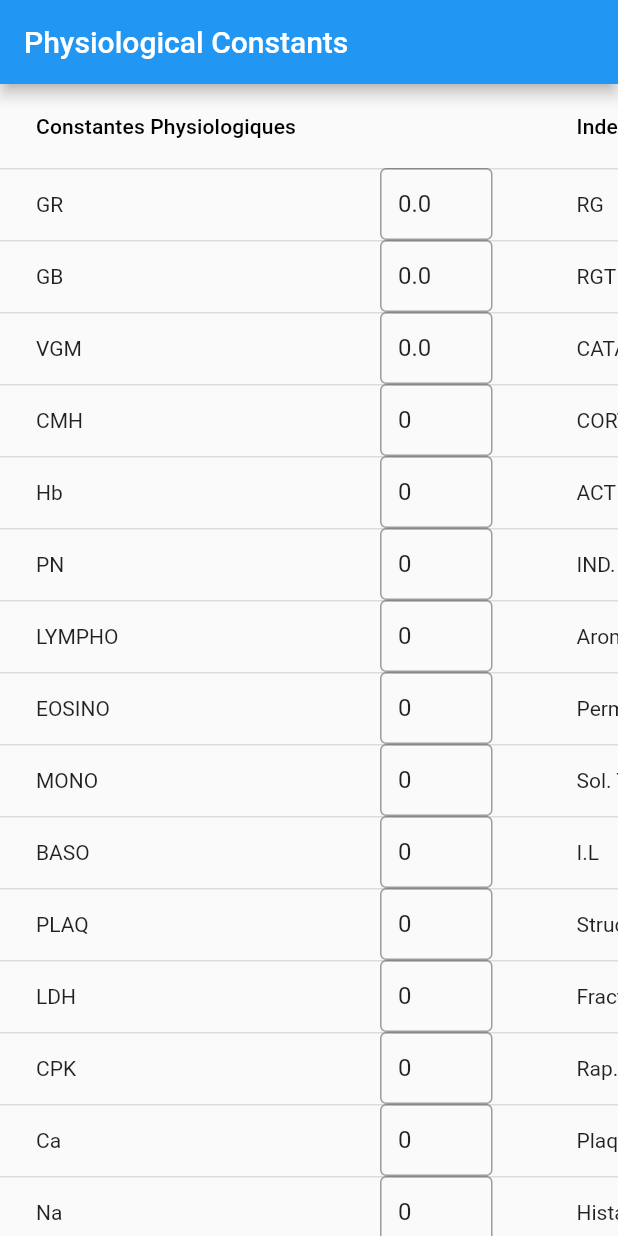
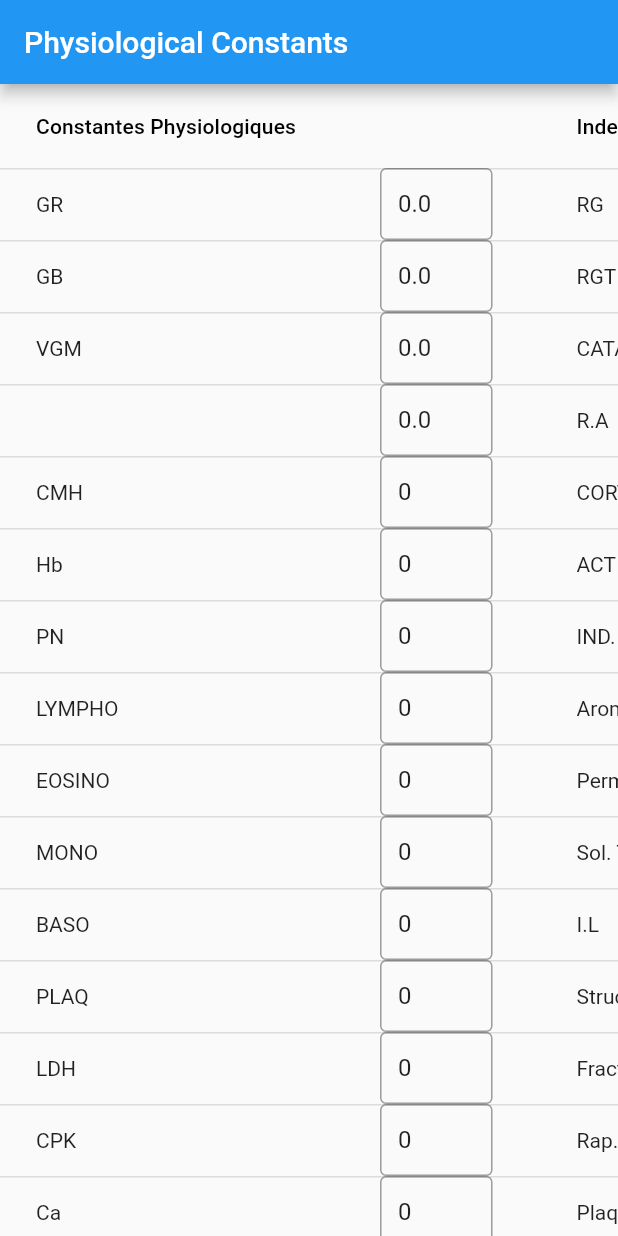
Before and after one commit to aaron47/Pediatre, a Flutter app: the screen it shows after launch, on a phone screen of 412 x 824 dp. Run offline on Flutter 3.47's test engine with Material 2 defaults, Android fonts, the phone set to English and light mode, and no system bars.

Commit message:
fixed formulas + added ISO_SO and RA, need to reorganize columns and make formulas work

```diff
--- a/lib/main.dart
+++ b/lib/main.dart
@@ -258,6 +258,7 @@
   double RG = 0.0;
   double RGT = 0.0;
   double CATA_ANA = 0.0;
+  double RA_VAL = 0.0;
   double CORTISOL = 0.0;
   double ACTIV_SURR = 0.0;
   double IND_SURR = 0.0;
@@ -318,6 +319,8 @@
     double PN = double.parse(pnController.text);
     double LMYPHO = double.parse(lymphoController.text);
     double PLAQ = double.parse(plaqController.text) * 0.001;
+    double RA = double.parse(eosinoController.text) / double.parse(monoController.text);
+    double ISO_OS = double.parse(paIsoOsseuxController.text);
 
     switch (formule) {
       case "GR/GB":
@@ -325,7 +328,7 @@
           RG = GR / GB;
         });
         break;
-      case "PN/LMYPHO":
+      case "PN/LYMPHO":
         setState(() {
           RGT = PN / LMYPHO;
         });
@@ -335,9 +338,14 @@
           CATA_ANA = RGT / RG;
         });
         break;
+      case "Eosino/Mono":
+        setState(() {
+          RA_VAL = RA;
+        });
+        break;
       case "Cata-Ana/RA":
         setState(() {
-          CORTISOL = CATA_ANA / RGT;
+          CORTISOL = CATA_ANA / RA;
         });
         break;
       case "Cata-Ana/RG":
@@ -352,12 +360,12 @@
         break;
       case "RA/RGxRG":
         setState(() {
-          AROMATISATION = RGT / (RG * RG);
+          AROMATISATION = RA / (RG * RG);
         });
         break;
       case "RA/RG":
         setState(() {
-          PERMISSIVITE = RGT / RG;
+          PERMISSIVITE = RA / RG;
         });
         break;
       case "Mono/Lmypho":
@@ -394,7 +402,7 @@
       case "RAxEosinoxPlq/Activ.surr":
         setState(() {
           HISTAMINE =
-              (RGT * double.parse(eosinoController.text) * PLAQ) / ACTIV_SURR;
+              (RA * double.parse(eosinoController.text) * PLAQ) / ACTIV_SURR;
         });
         break;
       case "EosinoxPlq/Cortisol":
@@ -468,7 +476,7 @@
         break;
       case "HistaminePot/plq/lympho":
         setState(() {
-          ACTH = HISTAMINE_POTENTIELLE / (PLAQ * LMYPHO);
+          ACTH = HISTAMINE_POTENTIELLE / (PLAQ / LMYPHO);
         });
         break;
       case "K x Cortisol / Na+":
@@ -499,7 +507,7 @@
         break;
       case "RA x IL x ACTH":
         setState(() {
-          ENERGIE_SI = RGT * IL * ACTH;
+          ENERGIE_SI = RA * IL * ACTH;
         });
         break;
       case "IL x NIL /Métabolisme":
@@ -579,27 +587,27 @@
       case "TSH x RA x Ostéocalcine/ index croissance":
         setState(() {
           IND_SOMATOSTATINE = double.parse(tshController.text) *
-              RGT *
+              RA *
               double.parse(osteocalController.text);
         });
         break;
       case "TSH x TSH x RA x Iso-os / cata-ana":
         setState(() {
-          // IND_PROLACTINE = double.parse(tshController.text) *
-          //     double.parse(tshController.text) *
-          //     RGT *
-          //     ISO_OS /
-          //     CATA_ANA;
+          IND_PROLACTINE = double.parse(tshController.text) *
+              double.parse(tshController.text) *
+              RA *
+              ISO_OS /
+              CATA_ANA;
         });
         break;
       case "40(tx cata + tx ana)/TSH x TSH x Iso-os":
-        // setState(() {
-        //   FRACTURE_MEMBRANAIRE = 40 *
-        //       (CATA_ANA + TX_ANA) /
-        //       (double.parse(tshController.text) *
-        //           double.parse(tshController.text) *
-        //           ISO_OS);
-        // });
+        setState(() {
+          FRACTURE_MEMBRANAIRE = 40 *
+              (CATA_ANA + TX_ANA) /
+              (double.parse(tshController.text) *
+                  double.parse(tshController.text) *
+                  ISO_OS);
+        });
         break;
     }
   }
@@ -630,67 +638,6 @@
                         style: TextStyle(color: Colors.red))),
                 DataColumn(label: Text('Conclusions')),
               ],
-              // rows: List<DataRow>.generate(
-              //   _constantesPhysiologiques.length, // Total number of rows
-              //   (int index) => DataRow(
-              //     cells: <DataCell>[
-              //       DataCell(Text(_constantesPhysiologiques[index])),
-              //       DataCell(
-              //         SizedBox(
-              //           width: 75, // Adjust the width as needed
-              //           child: TextFormField(
-              //             controller:
-              //                 _constantesPhysiologiquesControllers[index],
-              //             decoration: const InputDecoration(
-              //               border: OutlineInputBorder(),
-              //               contentPadding: EdgeInsets.symmetric(
-              //                   vertical: 10, horizontal: 12),
-              //             ),
-              //           ),
-              //         ),
-              //       ),
-              //       // Empty column for input
-              //       DataCell(Text(_indexes[index])),
-              //       DataCell(
-              //         SizedBox(
-              //           width: 75, // Adjust the width as needed
-              //           child: TextFormField(
-              //             controller: _indexesControllers[index],
-              //             decoration: const InputDecoration(
-              //               border: OutlineInputBorder(),
-              //               contentPadding: EdgeInsets.symmetric(
-              //                   vertical: 10, horizontal: 12),
-              //             ),
-              //           ),
-              //         ),
-              //       ), // Empty column for input
-              //       DataCell(Text(
-              //         _formulesIndex[index],
-              //         style: const TextStyle(color: Colors.red),
-              //       )),
-              //       DataCell(Text('Normal Values ${index + 1}')),
-              //       DataCell(
-              //         Text(
-              //           calculateConclusion(
-              //             _constantesPhysiologiquesControllers[index].text,
-              //             _indexesControllers[index].text,
-              //             _formulesIndex[index],
-              //           ),
-              //         ),
-              //       ),
-              //     ],
-              //   ),
-              // ),
-              // rows: List<DataRow>.generate(
-              //   _dataCellList.length,
-              //   (int index) => DataRow(
-              //     cells: <DataCell>[
-              //       DataCell(Text(_dataCellList[index])),
-              //       const DataCell(TextField()), // Empty column for input
-              //     ],
-              //   ),
-              // ),
-
               rows: <DataRow>[
                 DataRow(
                   cells: <DataCell>[
@@ -818,6 +765,54 @@
                     ),
                     const DataCell(Text(
                       '1,8-3',
+                      style: TextStyle(color: Colors.red),
+                    )),
+                    const DataCell(
+                      Text(
+                        "",
+                      ),
+                    ),
+                  ],
+                ),
+                DataRow(
+                  cells: <DataCell>[
+                    const DataCell(Text('')),
+                    DataCell(
+                      SizedBox(
+                        width: 75,
+                        child: TextFormField(
+                          keyboardType: TextInputType.number,
+                          inputFormatters: [
+                            FilteringTextInputFormatter.digitsOnly
+                          ],
+                          onChanged: (value) {
+                            setState(() {
+                              calculateConclusion("RGT/RG");
+                            });
+                          },
+                          controller: vgmController,
+                          decoration: const InputDecoration(
+                            border: OutlineInputBorder(),
+                            contentPadding: EdgeInsets.symmetric(
+                              vertical: 10,
+                              horizontal: 12,
+                            ),
+                          ),
+                        ),
+                      ),
+                    ),
+                    const DataCell(Text('R.A')),
+                    DataCell(
+                      Text(CATA_ANA.toString()),
+                    ),
+                    const DataCell(
+                      Text(
+                        'Eosino/Mono',
+                        style: TextStyle(color: Colors.red),
+                      ),
+                    ),
+                    const DataCell(Text(
+                      '0.25-',
                       style: TextStyle(color: Colors.red),
                     )),
                     const DataCell(
```
